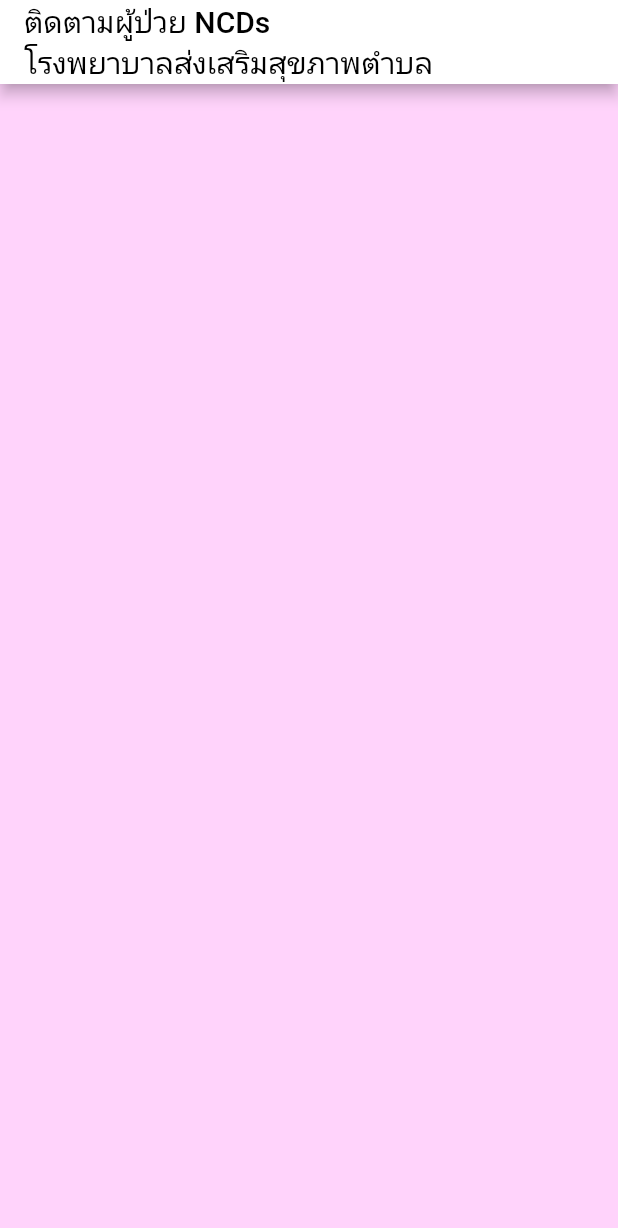
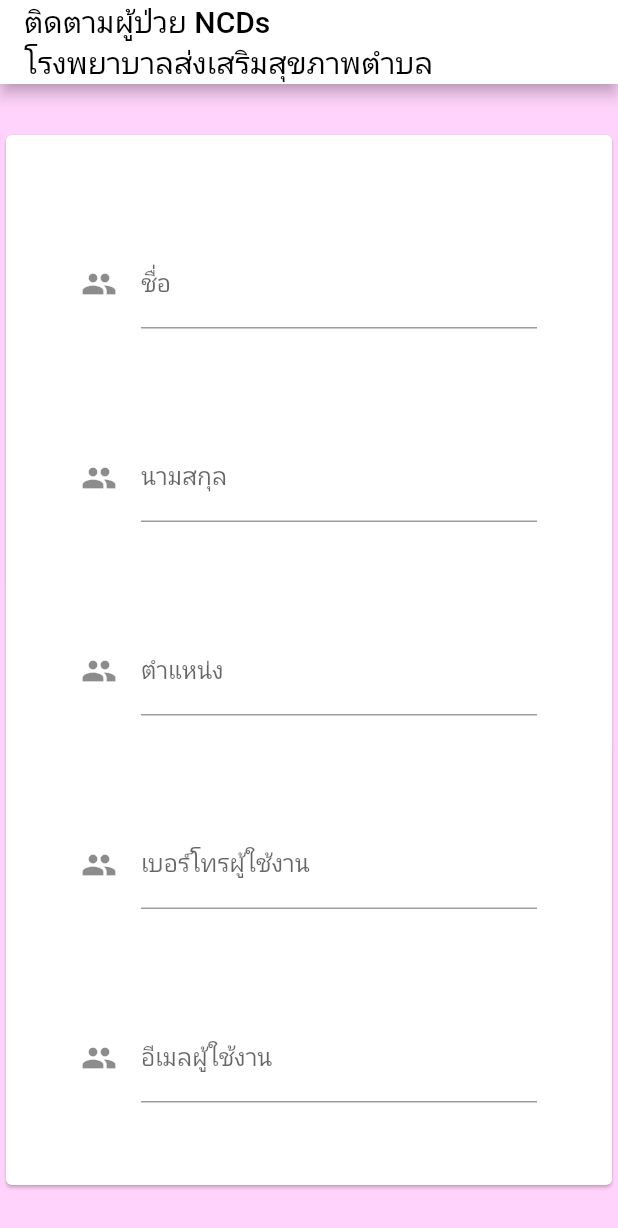
Before and after one commit to supasanR199/applicationForNcds, a Flutter app: the screen it shows after launch, after a tap on "สมัครสมาชิก", on a phone screen of 412 x 824 dp. Shown: the top 1228 px of the screen. Run offline on Flutter 3.47's test engine with Material 2 defaults, Android fonts, the phone set to English and light mode, and no system bars.

Commit message:
Update Register.dart

```diff
--- a/lib/Register.dart
+++ b/lib/Register.dart
@@ -14,7 +14,195 @@ class Register extends StatelessWidget {
           backgroundColor: Colors.white,
         ),
         backgroundColor: Color.fromRGBO(255, 211, 251, 1),
+        body: Container(
+          child: Center(
+            child: Card(
+              child: SizedBox(
+                height: 700,
+                width: 1000,
+                child: ListView(
+                  children: [
+                    buildNameField(context),
+                    buildSurNameField(context),
+                    buildPositionField(context),
+                    buildUserPhoneNumberField(context),
+                    buildUserEmailField(context),
+                    buildUserNameField(context),
+                    buildPasswordField(context),
+                    buildConfirmPasswordField(context),
+
+                    // Row(
+                    //   children: [
+                    //     Padding(
+                    //       child: buildNameField(context),
+                    //       padding: EdgeInsets.only(
+                    //         left: 50,
+                    //         right: 20,
+                    //         top: 70,
+                    //       ),
+                    //     ),
+                    //     Padding(
+                    //       child: buildNameField(context),
+                    //       padding: EdgeInsets.only(
+                    //         left: 0,
+                    //         right: 50,
+                    //         top: 70,
+                    //       ),
+                    //     ),
+                    //     // buildButtonLogin(context),
+                    //     // buildButtonRegister(context),
+                    //   ],
+                    //   mainAxisAlignment: MainAxisAlignment.center,
+                    // ),
+                  ],
+                ),
+              ),
+              //  margin: EdgeInsets.only(top: 100,bottom: 400,),
+            ),
+            // child: ListView(
+            //   children: [
+            //     buildUserNameField(context),
+            //     buildPasswordField(context),
+            //     Row(
+            //       children: [
+            //         buildButtonLogin(context),
+            //         buildButtonRegister(context),
+            //       ],
+            //       mainAxisAlignment: MainAxisAlignment.center,
+            //     ),
+            //   ],
+            // ),
+          ),
+        ),
       ),
     );
   }
 }
+Padding buildNameField(context) {
+    return Padding(
+      padding: EdgeInsets.only(
+        left: 50,
+        right: 50,
+        top: 70,
+      ),
+      child: TextFormField(
+        decoration: InputDecoration(
+          labelText: 'ชื่อ',
+          icon: Icon(Icons.people),
+        ),
+        validator: (value) => value.isEmpty ? 'Please fill in title' : null,
+      ),
+    );
+  }
+  Padding buildSurNameField(context) {
+    return Padding(
+      padding: EdgeInsets.only(
+        left: 50,
+        right: 50,
+        top: 70,
+      ),
+      child: TextFormField(
+        decoration: InputDecoration(
+          labelText: 'นามสกุล',
+          icon: Icon(Icons.people),
+        ),
+        validator: (value) => value.isEmpty ? 'Please fill in title' : null,
+      ),
+    );
+  }
+  Padding buildPositionField(context) {
+    return Padding(
+      padding: EdgeInsets.only(
+        left: 50,
+        right: 50,
+        top: 70,
+      ),
+      child: TextFormField(
+        decoration: InputDecoration(
+          labelText: 'ตำแหน่ง',
+          icon: Icon(Icons.people),
+        ),
+        validator: (value) => value.isEmpty ? 'Please fill in title' : null,
+      ),
+    );
+  }
+  Padding buildUserPhoneNumberField(context) {
+    return Padding(
+      padding: EdgeInsets.only(
+        left: 50,
+        right: 50,
+        top: 70,
+      ),
+      child: TextFormField(
+        decoration: InputDecoration(
+          labelText: 'เบอร์โทรผู้ใช้งาน',
+          icon: Icon(Icons.people),
+        ),
+        validator: (value) => value.isEmpty ? 'Please fill in title' : null,
+      ),
+    );
+  }
+  Padding buildUserEmailField(context) {
+    return Padding(
+      padding: EdgeInsets.only(
+        left: 50,
+        right: 50,
+        top: 70,
+      ),
+      child: TextFormField(
+        decoration: InputDecoration(
+          labelText: 'อีเมลผู้ใช้งาน',
+          icon: Icon(Icons.people),
+        ),
+        validator: (value) => value.isEmpty ? 'Please fill in title' : null,
+      ),
+    );
+  }
+  Padding buildUserNameField(context) {
+    return Padding(
+      padding: EdgeInsets.only(
+        left: 50,
+        right: 50,
+        top: 70,
+      ),
+      child: TextFormField(
+        decoration: InputDecoration(
+          labelText: 'ชื่อผู้ใช้งาน',
+          icon: Icon(Icons.people),
+        ),
+        validator: (value) => value.isEmpty ? 'Please fill in title' : null,
+      ),
+    );
+  }
+  Padding buildPasswordField(context) {
+    return Padding(
+      padding: EdgeInsets.only(
+        left: 50,
+        right: 50,
+        top: 70,
+      ),
+      child: TextFormField(
+        decoration: InputDecoration(
+          labelText: 'รหัสผู้ใช้งาน',
+          icon: Icon(Icons.people),
+        ),
+        validator: (value) => value.isEmpty ? 'Please fill in title' : null,
+      ),
+    );
+  }
+  Padding buildConfirmPasswordField(context) {
+    return Padding(
+      padding: EdgeInsets.only(
+        left: 50,
+        right: 50,
+        top: 70,
+      ),
+      child: TextFormField(
+        decoration: InputDecoration(
+          labelText: 'ยืนยันรหัสผู้ใช้งาน',
+          icon: Icon(Icons.people),
+        ),
+        validator: (value) => value.isEmpty ? 'Please fill in title' : null,
+      ),
+    );
+  }
```
